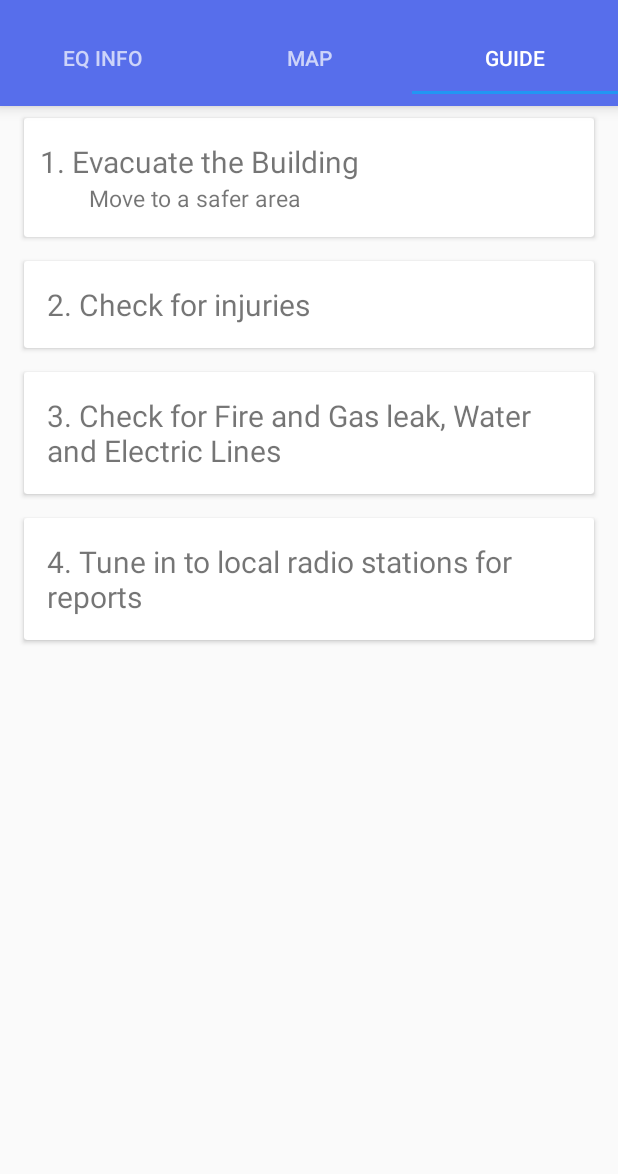
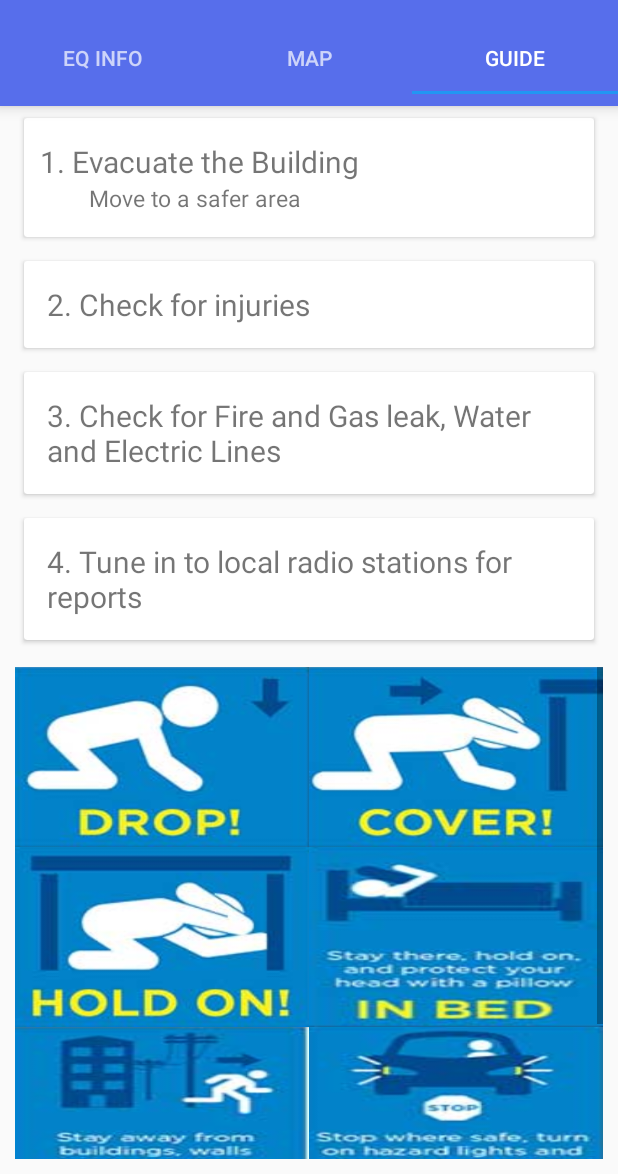
Before and after one commit to akaybanez/Dos_Thesis, an Android app: the screen it shows after launch (MainActivity), tab 3 chosen, on a phone screen of 412 x 824 dp, the part 62-1236 px from its top. Run offline under Robolectric (Android 15) with nearby library versions, the phone set to English and light mode, and no system bars; our stand-ins replace Firebase (no records; nobody signed in at launch, a user with empty details on screens opened directly).

Commit message:
Update 09/12

```diff
--- a/app/src/main/AndroidManifest.xml
+++ b/app/src/main/AndroidManifest.xml
@@ -9,7 +9,6 @@
         android:roundIcon="@mipmap/ic_launcher_round"
         android:supportsRtl="true"
         android:theme="@style/AppTheme">
-
         <activity android:name=".MainActivity">
             <intent-filter>
                 <action android:name="android.intent.action.MAIN" />
@@ -17,6 +16,7 @@
                 <category android:name="android.intent.category.LAUNCHER" />
             </intent-filter>
         </activity>
+
         <service
             android:name=".MyFirebaseMessagingService"
             android:stopWithTask="false">
--- a/app/src/main/java/com/example/dos_thesis/Tab1.java
+++ b/app/src/main/java/com/example/dos_thesis/Tab1.java
@@ -36,10 +36,8 @@ public class Tab1 extends Fragment {
         rv.setHasFixedSize(false);
         rv.setLayoutManager(new LinearLayoutManager(getContext()));
 
-        //FirebaseDatabase mDatabase = FirebaseDatabase.getInstance();
-        //DatabaseReference mDatabaseRef = mDatabase.getReference().child("data");
         DatabaseReference ref = FirebaseDatabase.getInstance().getReference();
-        Query query = ref.child("data").orderByChild("mag").startAt("4.0").limitToFirst(100);
+        Query query = ref.child("data").orderByChild("datetime").limitToFirst(100);
         query.addValueEventListener(new ValueEventListener() {
             @Override
             public void onDataChange(DataSnapshot dataSnapshot) {
--- a/app/src/main/java/com/example/dos_thesis/Tab2.java
+++ b/app/src/main/java/com/example/dos_thesis/Tab2.java
@@ -12,9 +12,7 @@ import androidx.fragment.app.Fragment;
 
 public class Tab2 extends Fragment {
 
-    GridView simpleGrid;
-    int logos[] = {R.drawable.one, R.drawable.two, R.drawable.three, R.drawable.four,
-            R.drawable.five, R.drawable.six, R.drawable.seven, R.drawable.eight};
+
 
     @Nullable
     @Override
@@ -23,10 +21,6 @@ public class Tab2 extends Fragment {
         View rootView = inflater.inflate(R.layout.fragment_tab2, container, false);
 
 
-        simpleGrid = rootView.findViewById(R.id.gv);
-        CustomAdapter customAdapter = new CustomAdapter(getContext(), logos);
-        simpleGrid.setAdapter(customAdapter);
-
         Toast.makeText(getContext(), "Swipe left", Toast.LENGTH_SHORT).show();
 
         return rootView;
--- a/app/src/main/res/layout/fragment_tab3.xml
+++ b/app/src/main/res/layout/fragment_tab3.xml
@@ -2,7 +2,7 @@
 <LinearLayout xmlns:android="http://schemas.android.com/apk/res/android"
     xmlns:tools="http://schemas.android.com/tools"
     android:layout_width="match_parent"
-    android:layout_height="match_parent"
+    android:layout_height="wrap_content"
     xmlns:app="http://schemas.android.com/apk/res-auto"
     android:orientation="vertical"
     tools:context=".Tab3">
@@ -158,4 +158,12 @@
 
     </androidx.cardview.widget.CardView>
 
+    <GridView
+        android:id="@+id/gv"
+        android:layout_width="wrap_content"
+        android:layout_height="wrap_content"
+        android:numColumns="2"
+        android:padding="10dp">
+    </GridView>
+
 </LinearLayout>
```
Also changed, not shown: app/src/main/java/com/example/dos_thesis/MyFirebaseMessagingService.java (+41 -0 lines), app/src/main/java/com/example/dos_thesis/Tab3.java (+8 -0 lines), app/src/main/res/layout/fragment_tab2.xml (+0 -9 lines).
